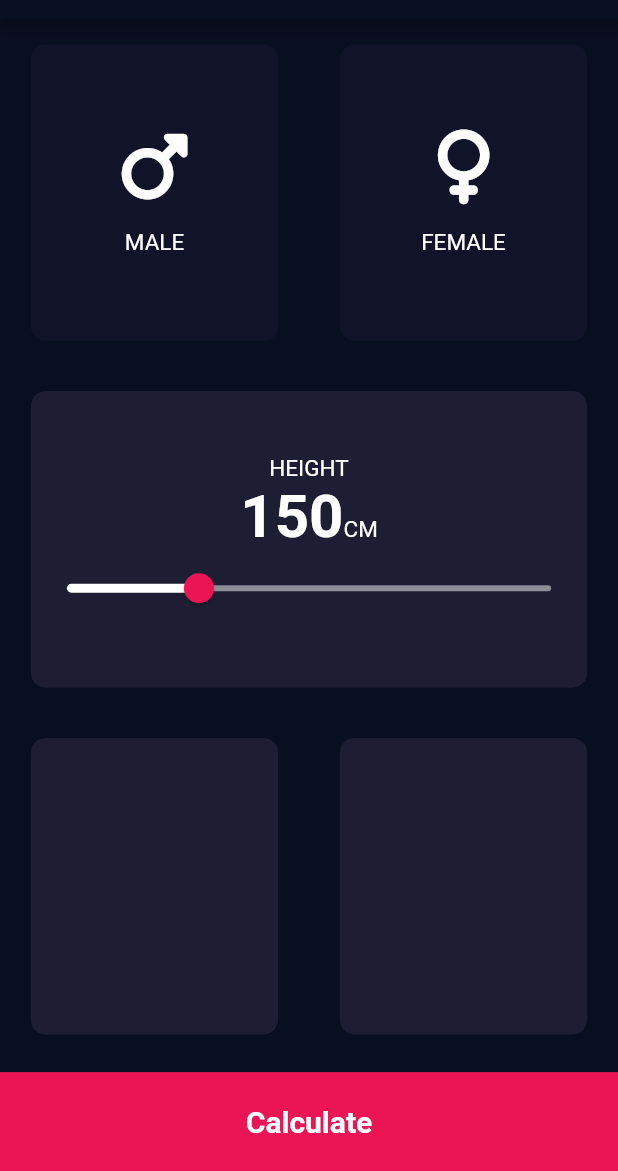
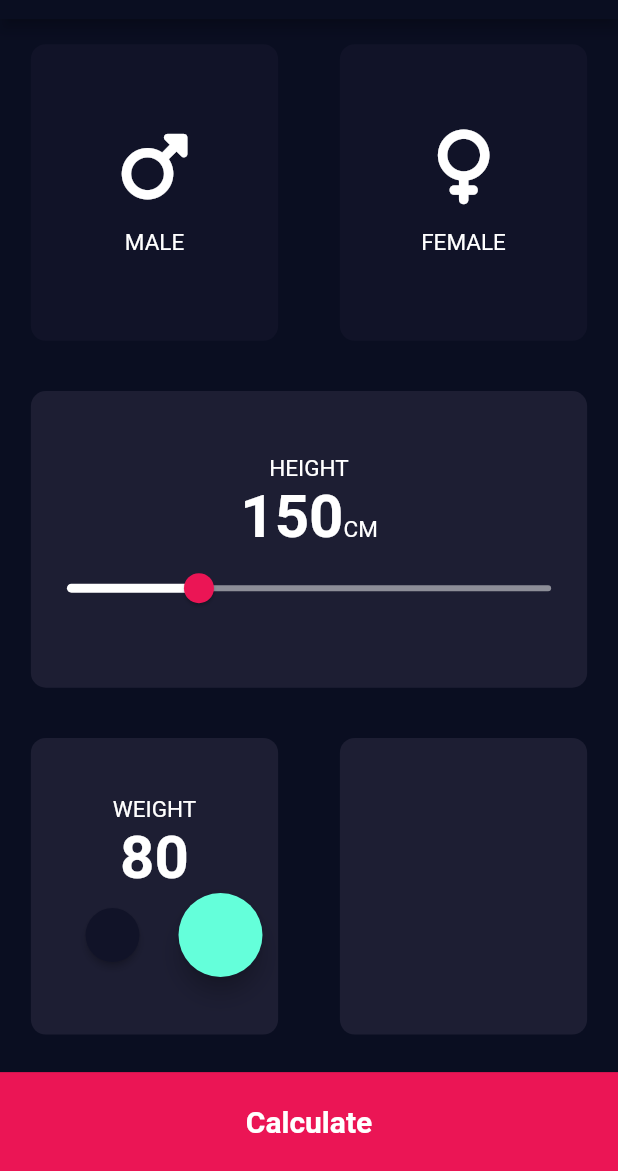
Before and after one commit to Aphosishiro/BMI, a Flutter app: the screen it shows after launch, on a phone screen of 412 x 824 dp, the part 65-1236 px from its top. Run offline on Flutter 3.47's test engine with Material 2 defaults, Android fonts, the phone set to English and light mode, and no system bars; our stand-ins replace font_awesome_flutter.

Commit message:
creating rounded button

```diff
--- a/lib/screens/home.dart
+++ b/lib/screens/home.dart
@@ -17,6 +17,8 @@ class _HomeState extends State<Home> {
   Gender selectedGender = Gender.none;
 
   int height = 150;
+
+  int weight = 80;
 
   @override
   Widget build(BuildContext context) {
@@ -123,7 +125,28 @@ class _HomeState extends State<Home> {
                   child: ReuseableCard(
                     onPress: () {},
                     color: kActiveCardColor,
-                    cardChild: const Column(),
+                    cardChild: Column(
+                      mainAxisAlignment: MainAxisAlignment.center,
+                      children: [
+                        Text(
+                          "WEIGHT",
+                          style: kLabelText,
+                        ),
+                        Text(
+                          weight.toString(),
+                          style: kLabelBoldText,
+                        ),
+                        Row(
+                          mainAxisAlignment: MainAxisAlignment.center,
+                          children: [
+                            RoundedButtons(),
+                            FloatingActionButton(
+                              onPressed: () {},
+                            )
+                          ],
+                        )
+                      ],
+                    ),
                   ),
                 ),
                 Expanded(
@@ -153,3 +176,16 @@ class _HomeState extends State<Home> {
     );
   }
 }
+
+class RoundedButtons extends StatelessWidget {
+  const RoundedButtons({super.key});
+
+  @override
+  Widget build(BuildContext context) {
+    return RawMaterialButton(
+      onPressed: () {},
+      shape: CircleBorder(),
+      fillColor: Color(0xFF111328),
+    );
+  }
+}
--- a/lib/widgets/reusablecard.dart
+++ b/lib/widgets/reusablecard.dart
@@ -6,7 +6,7 @@ class ReuseableCard extends StatelessWidget {
 
   final Color color;
   final Widget cardChild;
-  final VoidCallback onPress;
+  final VoidCallback onPress; //find a way to make the onpress optional and not required
 
   @override
   Widget build(BuildContext context) {
```
